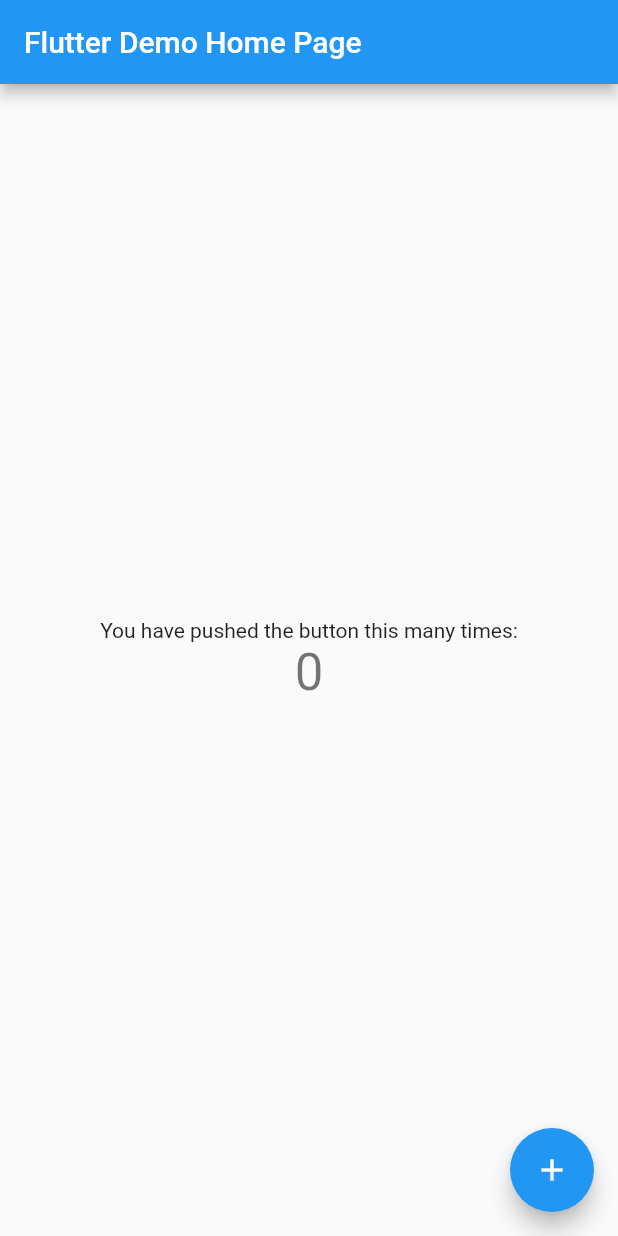
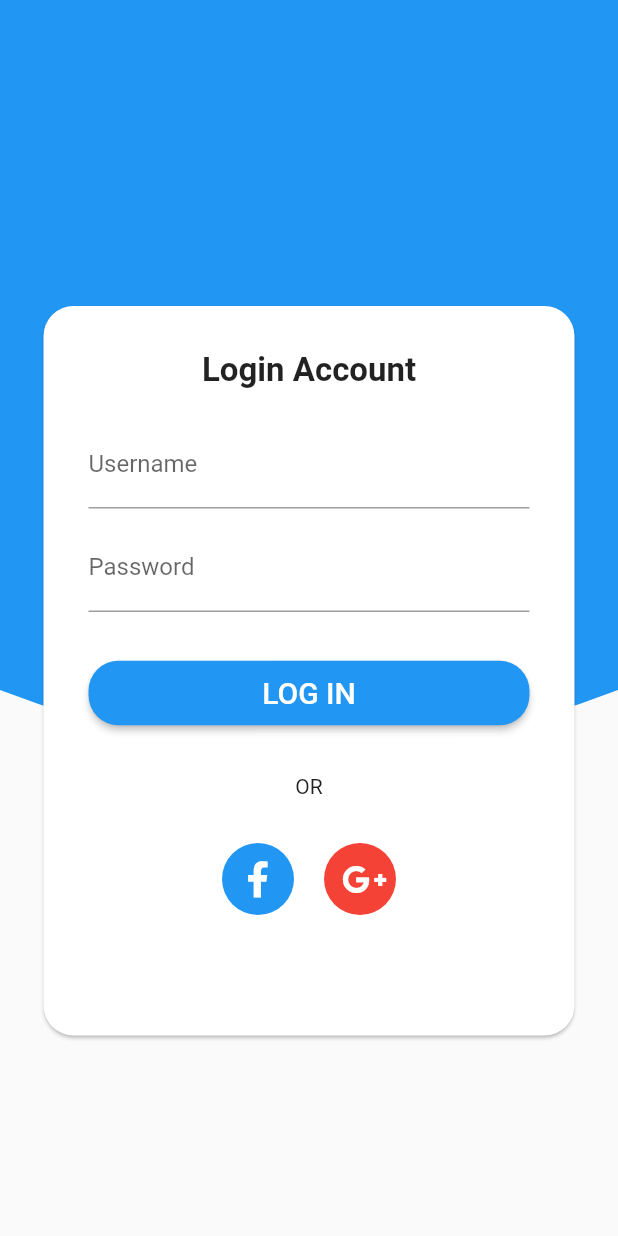
Before and after one commit to Fauzywahyudi/MentoringFlutter-3, a Flutter app: the screen it shows after launch, on a phone screen of 412 x 824 dp. Run offline on Flutter 3.47's test engine with Material 2 defaults, Android fonts, the phone set to English and light mode, and no system bars; our stand-ins replace flutter_custom_clippers, fluttertoast, font_awesome_flutter.

Commit message:
cek login sederhana OK

```diff
--- a/Week2/task_week2/lib/main.dart
+++ b/Week2/task_week2/lib/main.dart
@@ -1,117 +1,25 @@
 import 'package:flutter/material.dart';
+import 'package:task_week2/views/home.dart';
+import 'package:task_week2/views/login.dart';
 
 void main() {
   runApp(MyApp());
 }
 
 class MyApp extends StatelessWidget {
-  // This widget is the root of your application.
   @override
   Widget build(BuildContext context) {
     return MaterialApp(
-      title: 'Flutter Demo',
+      title: 'Task Week 2',
       theme: ThemeData(
-        // This is the theme of your application.
-        //
-        // Try running your application with "flutter run". You'll see the
-        // application has a blue toolbar. Then, without quitting the app, try
-        // changing the primarySwatch below to Colors.green and then invoke
-        // "hot reload" (press "r" in the console where you ran "flutter run",
-        // or simply save your changes to "hot reload" in a Flutter IDE).
-        // Notice that the counter didn't reset back to zero; the application
-        // is not restarted.
         primarySwatch: Colors.blue,
-        // This makes the visual density adapt to the platform that you run
-        // the app on. For desktop platforms, the controls will be smaller and
-        // closer together (more dense) than on mobile platforms.
         visualDensity: VisualDensity.adaptivePlatformDensity,
       ),
-      home: MyHomePage(title: 'Flutter Demo Home Page'),
+      routes: {
+        HomePage.routeName: (context) => HomePage(),
+        LoginPage.routeName: (context) => LoginPage(),
+      },
+      initialRoute: LoginPage.routeName,
     );
   }
 }
-
-class MyHomePage extends StatefulWidget {
-  MyHomePage({Key key, this.title}) : super(key: key);
-
-  // This widget is the home page of your application. It is stateful, meaning
-  // that it has a State object (defined below) that contains fields that affect
-  // how it looks.
-
-  // This class is the configuration for the state. It holds the values (in this
-  // case the title) provided by the parent (in this case the App widget) and
-  // used by the build method of the State. Fields in a Widget subclass are
-  // always marked "final".
-
-  final String title;
-
-  @override
-  _MyHomePageState createState() => _MyHomePageState();
-}
-
-class _MyHomePageState extends State<MyHomePage> {
-  int _counter = 0;
-
-  void _incrementCounter() {
-    setState(() {
-      // This call to setState tells the Flutter framework that something has
-      // changed in this State, which causes it to rerun the build method below
-      // so that the display can reflect the updated values. If we changed
-      // _counter without calling setState(), then the build method would not be
-      // called again, and so nothing would appear to happen.
-      _counter++;
-    });
-  }
-
-  @override
-  Widget build(BuildContext context) {
-    // This method is rerun every time setState is called, for instance as done
-    // by the _incrementCounter method above.
-    //
-    // The Flutter framework has been optimized to make rerunning build methods
-    // fast, so that you can just rebuild anything that needs updating rather
-    // than having to individually change instances of widgets.
-    return Scaffold(
-      appBar: AppBar(
-        // Here we take the value from the MyHomePage object that was created by
-        // the App.build method, and use it to set our appbar title.
-        title: Text(widget.title),
-      ),
-      body: Center(
-        // Center is a layout widget. It takes a single child and positions it
-        // in the middle of the parent.
-        child: Column(
-          // Column is also a layout widget. It takes a list of children and
-          // arranges them vertically. By default, it sizes itself to fit its
-          // children horizontally, and tries to be as tall as its parent.
-          //
-          // Invoke "debug painting" (press "p" in the console, choose the
-          // "Toggle Debug Paint" action from the Flutter Inspector in Android
-          // Studio, or the "Toggle Debug Paint" command in Visual Studio Code)
-          // to see the wireframe for each widget.
-          //
-          // Column has various properties to control how it sizes itself and
-          // how it positions its children. Here we use mainAxisAlignment to
-          // center the children vertically; the main axis here is the vertical
-          // axis because Columns are vertical (the cross axis would be
-          // horizontal).
-          mainAxisAlignment: MainAxisAlignment.center,
-          children: <Widget>[
-            Text(
-              'You have pushed the button this many times:',
-            ),
-            Text(
-              '$_counter',
-              style: Theme.of(context).textTheme.headline4,
-            ),
-          ],
-        ),
-      ),
-      floatingActionButton: FloatingActionButton(
-        onPressed: _incrementCounter,
-        tooltip: 'Increment',
-        child: Icon(Icons.add),
-      ), // This trailing comma makes auto-formatting nicer for build methods.
-    );
-  }
-}
--- /dev/null
+++ b/Week2/task_week2/lib/views/home.dart
@@ -0,0 +1,29 @@
+import 'package:flutter/material.dart';
+import 'package:font_awesome_flutter/font_awesome_flutter.dart';
+import 'package:task_week2/views/login.dart';
+
+class HomePage extends StatefulWidget {
+  static const routeName = '/home';
+  @override
+  _HomePageState createState() => _HomePageState();
+}
+
+class _HomePageState extends State<HomePage> {
+  @override
+  Widget build(BuildContext context) {
+    return Scaffold(
+      appBar: AppBar(
+        title: Text('Home'),
+        actions: [
+          IconButton(
+            icon: Icon(FontAwesomeIcons.powerOff),
+            tooltip: 'Logout',
+            onPressed: () =>
+                Navigator.pushReplacementNamed(context, LoginPage.routeName),
+          ),
+        ],
+      ),
+      body: Container(),
+    );
+  }
+}
--- /dev/null
+++ b/Week2/task_week2/lib/views/login.dart
@@ -0,0 +1,181 @@
+import 'package:flutter/material.dart';
+import 'package:flutter_custom_clippers/flutter_custom_clippers.dart';
+import 'package:fluttertoast/fluttertoast.dart';
+import 'package:font_awesome_flutter/font_awesome_flutter.dart';
+import 'package:task_week2/views/home.dart';
+
+class LoginPage extends StatefulWidget {
+  static const routeName = '/login';
+  @override
+  _LoginPageState createState() => _LoginPageState();
+}
+
+class _LoginPageState extends State<LoginPage> {
+  TextEditingController _tecUsername = TextEditingController();
+  TextEditingController _tecPassword = TextEditingController();
+  FocusNode _focUsername = FocusNode();
+  FocusNode _focPassword = FocusNode();
+
+  @override
+  Widget build(BuildContext context) {
+    var size = MediaQuery.of(context).size;
+    return Scaffold(
+      body: Stack(
+        children: [
+          ClipPath(
+            clipper: OvalBottomBorderClipper(),
+            child: Container(
+              height: 500,
+              color: Colors.blue,
+            ),
+          ),
+          SingleChildScrollView(
+            child: Column(
+              children: [
+                SizedBox(
+                  height: 200,
+                ),
+                Container(
+                  decoration: BoxDecoration(
+                    borderRadius: BorderRadius.circular(20),
+                  ),
+                  height: size.height * 0.6,
+                  padding: EdgeInsets.symmetric(horizontal: 25),
+                  child: Card(
+                    shape: RoundedRectangleBorder(
+                      borderRadius: BorderRadius.circular(20),
+                    ),
+                    child: Padding(
+                      padding: const EdgeInsets.all(30.0),
+                      child: Column(
+                        children: [
+                          Text(
+                            'Login Account',
+                            style: TextStyle(
+                                fontSize: 22, fontWeight: FontWeight.bold),
+                          ),
+                          SizedBox(height: 20),
+                          TextField(
+                            controller: _tecUsername,
+                            focusNode: _focUsername,
+                            textInputAction: TextInputAction.next,
+                            onSubmitted: (v) {
+                              FocusScope.of(context).requestFocus(_focPassword);
+                            },
+                            decoration: InputDecoration(
+                              labelText: 'Username',
+                            ),
+                          ),
+                          SizedBox(height: 10),
+                          TextField(
+                            controller: _tecPassword,
+                            focusNode: _focPassword,
+                            obscureText: true,
+                            decoration: InputDecoration(
+                              labelText: 'Password',
+                            ),
+                          ),
+                          SizedBox(height: 30),
+                          Row(
+                            children: [
+                              Expanded(
+                                child: MaterialButton(
+                                  onPressed: onClickLogin,
+                                  color: Colors.blue,
+                                  child: Padding(
+                                    padding: const EdgeInsets.all(10.0),
+                                    child: Text(
+                                      'LOG IN',
+                                      style: TextStyle(
+                                        color: Colors.white,
+                                        fontSize: 20,
+                                      ),
+                                    ),
+                                  ),
+                                  shape: RoundedRectangleBorder(
+                                      borderRadius: BorderRadius.circular(20)),
+                                ),
+                              ),
+                            ],
+                          ),
+                          SizedBox(height: 30),
+                          Center(child: Text('OR')),
+                          SizedBox(height: 30),
+                          Row(
+                            mainAxisAlignment: MainAxisAlignment.center,
+                            children: [
+                              Container(
+                                decoration: BoxDecoration(
+                                  shape: BoxShape.circle,
+                                  color: Colors.blue,
+                                ),
+                                child: IconButton(
+                                  icon: Icon(
+                                    FontAwesomeIcons.facebookF,
+                                    color: Colors.white,
+                                  ),
+                                  onPressed: () {},
+                                ),
+                              ),
+                              SizedBox(width: 20),
+                              Container(
+                                decoration: BoxDecoration(
+                                  shape: BoxShape.circle,
+                                  color: Colors.red,
+                                ),
+                                child: IconButton(
+                                  icon: Icon(
+                                    FontAwesomeIcons.googlePlusG,
+                                    color: Colors.white,
+                                  ),
+                                  onPressed: () {},
+                                ),
+                              ),
+                            ],
+                          ),
+                        ],
+                      ),
+                    ),
+                  ),
+                ),
+              ],
+            ),
+          )
+        ],
+      ),
+    );
+  }
+
+  void onClickLogin() {
+    String username = _tecUsername.text;
+    String password = _tecPassword.text;
+    bool validUsername = validasi(username);
+    bool validPassword = validasi(password);
+    if (!validUsername) {
+      showToast('Username tidak boleh kosong');
+    } else if (!validPassword) {
+      showToast('Password tidak boleh kosong');
+    } else {
+      if (username == 'admin' && password == 'admin') {
+        Navigator.pushReplacementNamed(context, HomePage.routeName);
+      } else {
+        showToast('Username atau Password salah');
+      }
+    }
+  }
+
+  bool validasi(String value) {
+    if (value.isEmpty) {
+      return false;
+    }
+    return true;
+  }
+
+  void showToast(String msg) {
+    Fluttertoast.showToast(
+      msg: "$msg",
+      toastLength: Toast.LENGTH_SHORT,
+      backgroundColor: Colors.red,
+    );
+  }
+}
```
Also changed, not shown: Week2/task_week2/pubspec.yaml (+4 -3 lines), Week2/task_week2/pubspec.lock.
